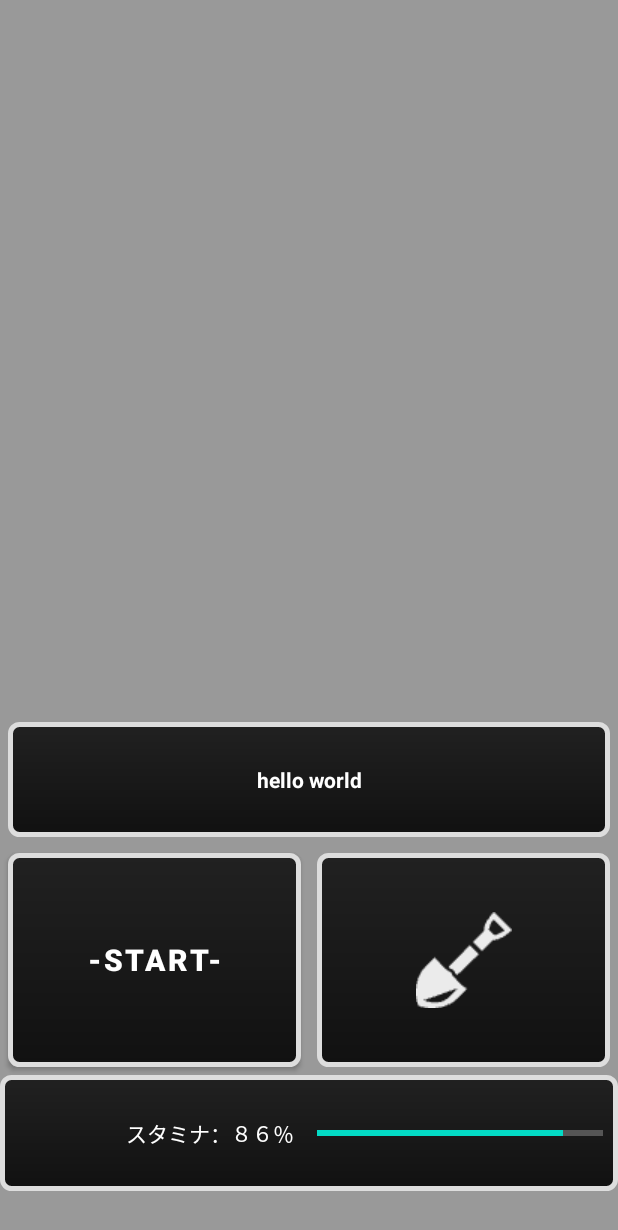
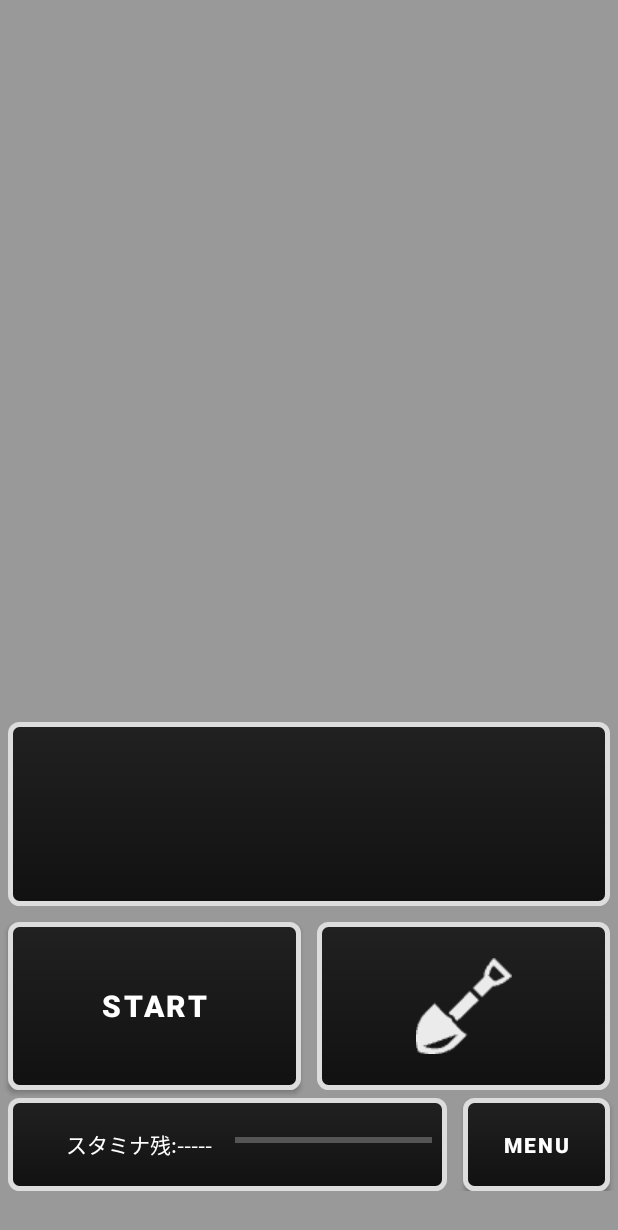
Before and after one commit to tfs-apps-one/TreasureHunt, an Android app: the layout activity_sub.xml on its own in the app's theme, with its tools: preview values and no code run, on a phone screen of 412 x 824 dp. Shown: the top 1230 px of the screen. Run offline under Robolectric (Android 15) with nearby library versions, the phone set to English and light mode, and no system bars.

Commit message:
基本動作処理（メニュー遷移）

```diff
--- a/app/src/main/res/layout/activity_sub.xml
+++ b/app/src/main/res/layout/activity_sub.xml
@@ -49,12 +49,12 @@
                 android:layout_marginTop="5dp"
                 android:layout_marginEnd="5dp"
                 android:layout_marginBottom="5dp"
-                android:layout_weight="1"
+                android:layout_weight="2"
                 app:backgroundTint="@null"
                 android:background="@drawable/bak_1"
                 android:textColor="@color/white"
                 android:gravity="center"
-                android:text="hello world"
+                android:text=""
                 android:textStyle="bold" />
 
             <LinearLayout
@@ -65,7 +65,7 @@
                 android:orientation="horizontal">
 
                 <Button
-                    android:id="@+id/btn_tips"
+                    android:id="@+id/btn_start_end"
                     android:layout_width="0dp"
                     android:layout_height="match_parent"
                     android:layout_marginStart="5dp"
@@ -75,7 +75,8 @@
                     android:layout_weight="1"
                     app:backgroundTint="@null"
                     android:background="@drawable/bak_1"
-                    android:text="-START-"
+                    android:onClick="onSubStartEnd"
+                    android:text="START"
                     android:textColor="@color/white"
                     android:textSize="20dp"
                     android:textStyle="bold"
@@ -103,13 +104,26 @@
                 android:layout_width="match_parent"
                 android:layout_height="0dp"
                 android:layout_weight="1"
+                android:layout_marginStart="0dp"
+                android:layout_marginEnd="0dp"
+                android:orientation="horizontal"
+                app:layout_constraintBottom_toBottomOf="parent">
+
+                <LinearLayout
+                    android:id="@+id/linearLayout53"
+                    android:layout_width="0dp"
+                    android:layout_height="match_parent"
+                    android:layout_weight="3"
+                    android:layout_marginStart="5dp"
+                    android:layout_marginEnd="5dp"
                     app:backgroundTint="@null"
                     android:background="@drawable/bak_1"
                     android:orientation="horizontal"
                     app:layout_constraintBottom_toBottomOf="parent">
 
+
                     <TextView
-                    android:id="@+id/text_result3"
+                        android:id="@+id/text_stamina"
                         android:layout_width="0dp"
                         android:layout_height="match_parent"
                         android:layout_marginStart="5dp"
@@ -118,22 +132,40 @@
                         android:layout_marginBottom="5dp"
                         android:layout_weight="1"
                         android:gravity="center|right"
-                    android:text="スタミナ：８６％"
+                        android:text="スタミナ残:-----"
                         android:textColor="@color/white" />
 
                     <ProgressBar
-                    android:id="@+id/progress3"
+                        android:id="@+id/progress_stamina"
                         style="?android:attr/progressBarStyleHorizontal"
                         android:layout_width="0dp"
                         android:layout_height="match_parent"
                         android:layout_marginStart="10dp"
                         android:layout_marginTop="0dp"
                         android:layout_marginEnd="10dp"
+                        android:layout_marginBottom="5dp"
+                        android:layout_weight="1"
+                        android:max="100"
+                        android:progress="0"
+                        android:progressBackgroundTint="@color/white" />
+                    </LinearLayout>
+
+                <Button
+                    android:id="@+id/btn_menu_1"
+                    android:layout_width="0dp"
+                    android:layout_height="match_parent"
+                    android:layout_marginStart="5dp"
+                    android:layout_marginTop="0dp"
+                    android:layout_marginEnd="5dp"
                     android:layout_marginBottom="0dp"
                     android:layout_weight="1"
-                    android:max="100"
-                    android:progress="86"
-                    android:progressBackgroundTint="@color/white" />
+                    app:backgroundTint="@null"
+                    android:background="@drawable/bak_1"
+                    android:onClick="onSubMenu"
+                    android:text="MENU"
+                    android:textColor="@color/white"
+                    android:textStyle="bold"
+                    tools:ignore="TouchTargetSizeCheck,SpeakableTextPresentCheck" />
 
             </LinearLayout>
 
```
Also changed, not shown: app/src/main/java/tfsapps/treasurehunt/MainActivity.java (+104 -21 lines), app/src/main/java/tfsapps/treasurehunt/MyMap.java (+16 -1 lines). Lines whose indentation alone changed are shown as unchanged.
